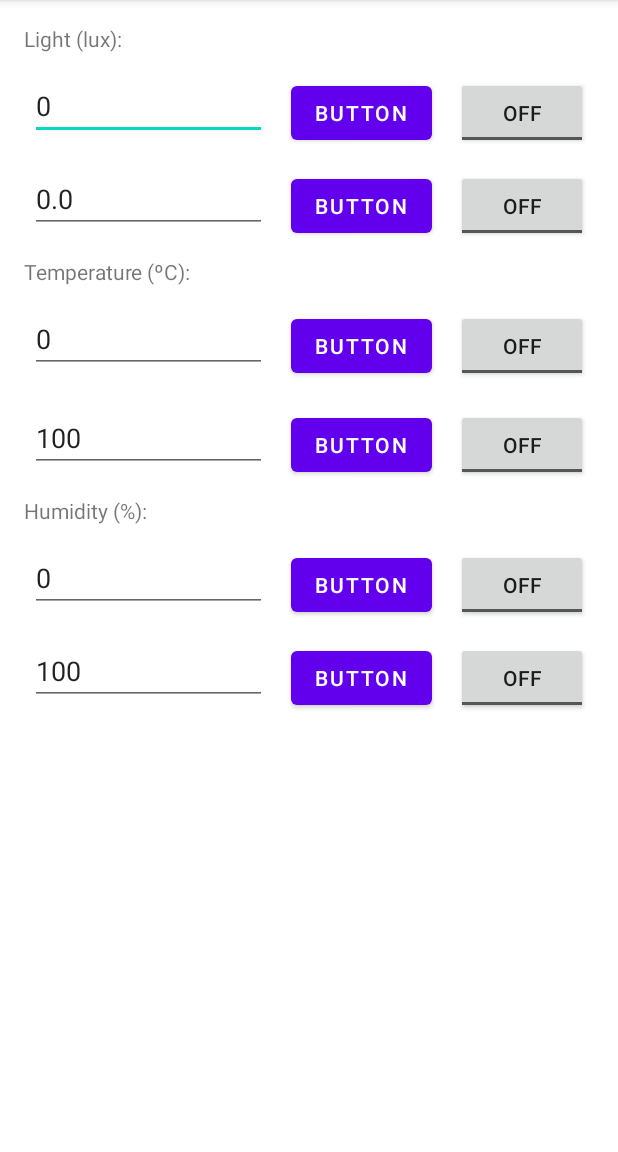
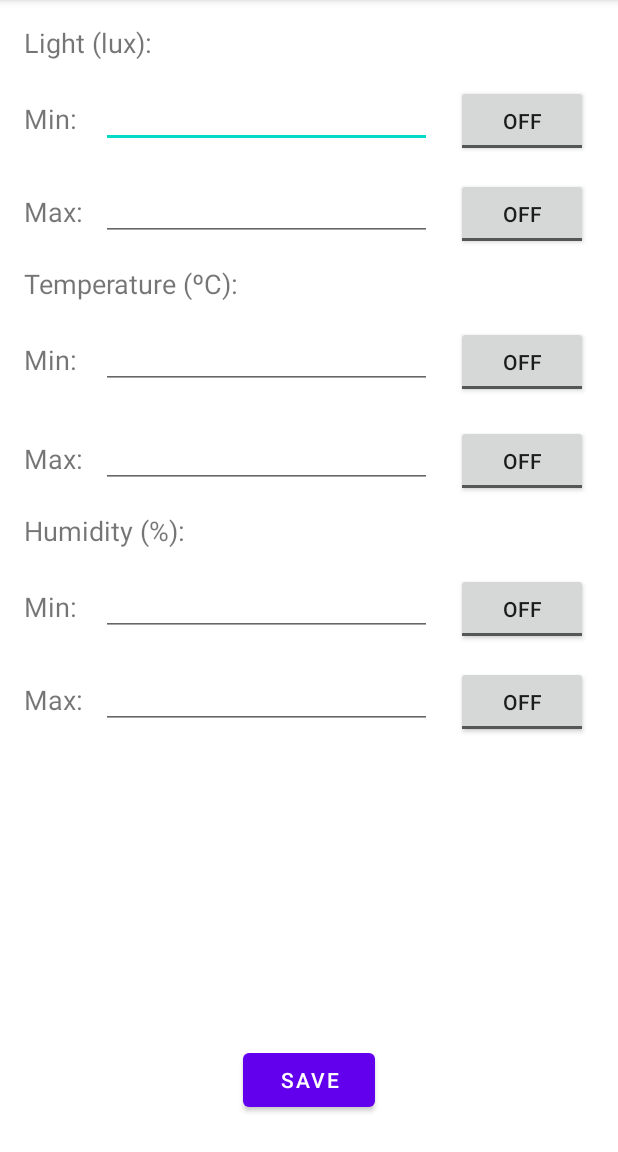
Before and after one commit to Francisco-Mendes-96529/ist-atm, an Android app: the screen it shows after launch (AlarmActivity), after a tap on "BUTTON", on a phone screen of 412 x 824 dp, the part 84-1236 px from its top. Run offline under Robolectric (Android 15) with nearby library versions, the phone set to English and light mode, and no system bars; 1 statement that could not run was skipped.

Commit message:
aula
telemovel todo bugado hehe

```diff
--- a/project1/app/src/main/java/com/example/project1/AlarmActivity.java
+++ b/project1/app/src/main/java/com/example/project1/AlarmActivity.java
@@ -3,38 +3,50 @@ package com.example.project1;
 import androidx.appcompat.app.AppCompatActivity;
 
 import android.os.Bundle;
+import android.view.View;
+import android.widget.CompoundButton;
 import android.widget.EditText;
+import android.widget.ToggleButton;
 
 import java.io.FileInputStream;
+import java.io.FileOutputStream;
 import java.io.IOException;
 
 public class AlarmActivity extends AppCompatActivity {
-
-
+private static final int[] id_button_array = {R.id.toggleButton_min_light,R.id.toggleButton_max_light,R.id.toggleButton_min_temperature,R.id.toggleButton_max_temperature,R.id.toggleButton_min_humidity,R.id.toggleButton_max_humidity};
+private static final int[] id_text_array = {R.id.lightbotalarm,R.id.lighttopalarm,R.id.temperaturebotalarm,R.id.temperaturetopalarm,R.id.humiditybotalarm,R.id.humiditytopalarm};
 
     @Override
     protected void onCreate(Bundle savedInstanceState) {
         super.onCreate(savedInstanceState);
         setContentView(R.layout.activity_alarm);
 
-        EditText test = findViewById(R.id.lightbotalarm);
-        test.setText(MainActivity.lightBotThreshold);
+        for(int i=0; i<6; i++){
+            ToggleButton toggle = (ToggleButton) findViewById(id_button_array[i]);
+            int finalI = i*2+1;
+            toggle.setOnCheckedChangeListener(new CompoundButton.OnCheckedChangeListener() {
+                public void onCheckedChanged(CompoundButton buttonView, boolean isChecked) {
+                    MainActivity.Alarm_array[finalI]= String.valueOf(isChecked);
+                    saveFile(toggle);
+                }
+            });
+        }
+    }
 
-        test = findViewById(R.id.lighttopalarm);
-        test.setText(MainActivity.lightTopThreshold);
-
-        test = findViewById(R.id.temperaturebotalarm);
-        test.setText(MainActivity.temperatureBotThreshold);
-
-        test = findViewById(R.id.temperaturetopalarm);
-        test.setText(MainActivity.temperatureTopThreshold);
-
-        test = findViewById(R.id.humiditybotalarm);
-        test.setText(MainActivity.humidityBotThreshold);
-
-        test = findViewById(R.id.humiditytopalarm);
-        test.setText(MainActivity.humidityTopThreshold);
-
-
+    public void saveFile(View view) {
+        for (int i=0; i<6; i++){
+            EditText editText = findViewById(id_text_array[i]);
+            int finalI = i*2;
+            MainActivity.Alarm_array[finalI] = String.valueOf(editText.getText());
+        }
+        try (FileOutputStream fos = new FileOutputStream(MainActivity.alarmFile)) {
+            StringBuilder contents = new StringBuilder();
+            for(int i=0; i<12; i++){
+                contents.append(MainActivity.Alarm_array[i]).append("\n");
+            }
+            fos.write(contents.toString().getBytes());
+        } catch (IOException e) {
+            e.printStackTrace();
+        }
     }
 }
--- a/project1/app/src/main/java/com/example/project1/MainActivity.java
+++ b/project1/app/src/main/java/com/example/project1/MainActivity.java
@@ -48,6 +48,8 @@ public class MainActivity extends AppCompatActivity implements SensorEventListen
     protected static String temperatureBotFlag = "";
     protected static String humidityTopFlag = "";
     protected static String humidityBotFlag = "";
+    protected static final String[] Alarm_array = {"0","false","1","false","0","false","1","false","0","false","1","false"};//{lightBotThreshold,lightBotFlag,lightTopThreshold,lightTopFlag,temperatureBotThreshold,temperatureBotFlag,temperatureTopThreshold,temperatureTopFlag,humidityBotThreshold,humidityBotFlag,humidityTopThreshold,humidityTopFlag};
+
 
 
     @Override
@@ -78,13 +80,20 @@ public class MainActivity extends AppCompatActivity implements SensorEventListen
             }
             String bytesString = new String(bytes);
             String[] alarms = bytesString.split("\n");
-            /////////////////////////////////////////////////// assign values to the strings
+
+            for(int i=0; i<12; i++){
+                Alarm_array[i]=alarms[i];
+            }
+
         }
         else {
             // Create file
             try (FileOutputStream fos = new FileOutputStream(alarmFile)) {
-                String contents = ""; // write the structure of the file
-                fos.write(contents.getBytes());
+                StringBuilder contents = new StringBuilder();
+                for(int i=0; i<12; i++){
+                    contents.append(Alarm_array[i]).append("\n");
+                }
+                fos.write(contents.toString().getBytes());
             } catch (IOException e) {
                 e.printStackTrace();
             }
--- a/project1/app/src/main/res/layout/activity_alarm.xml
+++ b/project1/app/src/main/res/layout/activity_alarm.xml
@@ -6,191 +6,159 @@
     android:layout_height="match_parent"
     tools:context=".AlarmActivity">
 
+    <TextView
+        android:id="@+id/textView8"
+        android:layout_width="wrap_content"
+        android:layout_height="wrap_content"
+        android:layout_marginStart="16dp"
+        android:text="@string/min"
+        android:textSize="18sp"
+        app:layout_constraintBaseline_toBaselineOf="@+id/temperaturebotalarm"
+        app:layout_constraintStart_toStartOf="parent" />
+
     <EditText
         android:id="@+id/lightbotalarm"
         android:layout_width="0dp"
         android:layout_height="42dp"
-        android:layout_marginStart="20dp"
+        android:layout_marginStart="16dp"
         android:layout_marginTop="16dp"
         android:layout_marginEnd="16dp"
         android:ems="10"
         android:inputType="numberDecimal"
-        app:layout_constraintEnd_toStartOf="@+id/button"
-        app:layout_constraintStart_toStartOf="parent"
+        app:layout_constraintEnd_toStartOf="@+id/toggleButton_min_light"
+        app:layout_constraintStart_toEndOf="@+id/textView2"
         app:layout_constraintTop_toBottomOf="@+id/textView3" />
 
     <EditText
         android:id="@+id/lighttopalarm"
         android:layout_width="0dp"
         android:layout_height="42dp"
-        android:layout_marginStart="20dp"
+        android:layout_marginStart="16dp"
         android:layout_marginTop="20dp"
         android:layout_marginEnd="16dp"
         android:ems="10"
         android:inputType="numberDecimal"
-        app:layout_constraintEnd_toStartOf="@+id/button7"
-        app:layout_constraintStart_toStartOf="parent"
+        app:layout_constraintEnd_toStartOf="@+id/toggleButton_max_light"
+        app:layout_constraintStart_toEndOf="@+id/textView2"
         app:layout_constraintTop_toBottomOf="@+id/lightbotalarm" />
 
     <Button
-        android:id="@+id/button"
+        android:id="@+id/save_button"
         android:layout_width="wrap_content"
         android:layout_height="wrap_content"
-        android:layout_marginEnd="16dp"
-        android:text="Button"
-        app:layout_constraintBaseline_toBaselineOf="@+id/lightbotalarm"
-        app:layout_constraintEnd_toStartOf="@+id/toggleButton" />
+        android:layout_marginBottom="24dp"
+        android:onClick="saveFile"
+        android:text="@string/save"
+        app:layout_constraintBottom_toBottomOf="parent"
+        app:layout_constraintEnd_toEndOf="parent"
+        app:layout_constraintStart_toStartOf="parent" />
 
     <EditText
         android:id="@+id/temperaturebotalarm"
         android:layout_width="0dp"
         android:layout_height="42dp"
-        android:layout_marginStart="20dp"
+        android:layout_marginStart="16dp"
         android:layout_marginTop="16dp"
         android:layout_marginEnd="16dp"
         android:ems="10"
         android:inputType="numberSigned|numberDecimal"
-        app:layout_constraintEnd_toStartOf="@+id/button4"
-        app:layout_constraintStart_toStartOf="parent"
+        app:layout_constraintEnd_toStartOf="@+id/toggleButton_min_temperature"
+        app:layout_constraintStart_toEndOf="@+id/textView8"
         app:layout_constraintTop_toBottomOf="@+id/textView6" />
 
     <EditText
         android:id="@+id/temperaturetopalarm"
         android:layout_width="0dp"
         android:layout_height="42dp"
-        android:layout_marginStart="20dp"
+        android:layout_marginStart="16dp"
         android:layout_marginTop="24dp"
         android:layout_marginEnd="16dp"
         android:ems="10"
         android:inputType="numberSigned|numberDecimal"
-        app:layout_constraintEnd_toStartOf="@+id/button8"
-        app:layout_constraintStart_toStartOf="parent"
+        app:layout_constraintEnd_toStartOf="@+id/toggleButton_max_temperature"
+        app:layout_constraintStart_toEndOf="@+id/textView8"
         app:layout_constraintTop_toBottomOf="@+id/temperaturebotalarm" />
 
     <EditText
         android:id="@+id/humiditybotalarm"
         android:layout_width="0dp"
         android:layout_height="42dp"
-        android:layout_marginStart="20dp"
+        android:layout_marginStart="16dp"
         android:layout_marginTop="16dp"
         android:layout_marginEnd="16dp"
         android:ems="10"
         android:inputType="numberDecimal"
-        app:layout_constraintEnd_toStartOf="@+id/button9"
-        app:layout_constraintStart_toStartOf="parent"
+        app:layout_constraintEnd_toStartOf="@+id/toggleButton_min_humidity"
+        app:layout_constraintStart_toEndOf="@+id/textView9"
         app:layout_constraintTop_toBottomOf="@+id/textView7" />
-
-    <Button
-        android:id="@+id/button10"
-        android:layout_width="wrap_content"
-        android:layout_height="wrap_content"
-        android:layout_marginEnd="16dp"
-        android:text="Button"
-        app:layout_constraintBaseline_toBaselineOf="@+id/humiditytopalarm"
-        app:layout_constraintEnd_toStartOf="@+id/toggleButton6" />
 
     <EditText
         android:id="@+id/humiditytopalarm"
         android:layout_width="0dp"
         android:layout_height="42dp"
-        android:layout_marginStart="20dp"
+        android:layout_marginStart="16dp"
         android:layout_marginTop="20dp"
         android:layout_marginEnd="16dp"
         android:ems="10"
         android:inputType="numberDecimal"
-        app:layout_constraintEnd_toStartOf="@+id/button10"
-        app:layout_constraintStart_toStartOf="parent"
+        app:layout_constraintEnd_toStartOf="@+id/toggleButton_max_humidity"
+        app:layout_constraintStart_toEndOf="@+id/textView9"
         app:layout_constraintTop_toBottomOf="@+id/humiditybotalarm" />
 
-    <Button
-        android:id="@+id/button9"
-        android:layout_width="wrap_content"
-        android:layout_height="wrap_content"
-        android:layout_marginEnd="16dp"
-        android:text="Button"
-        app:layout_constraintBaseline_toBaselineOf="@+id/humiditybotalarm"
-        app:layout_constraintEnd_toStartOf="@+id/toggleButton5" />
-
     <ToggleButton
-        android:id="@+id/toggleButton6"
+        android:id="@+id/toggleButton_max_humidity"
         android:layout_width="wrap_content"
         android:layout_height="wrap_content"
         android:layout_marginEnd="20dp"
         android:text="ToggleButton"
-        app:layout_constraintBaseline_toBaselineOf="@+id/button10"
+        app:layout_constraintBaseline_toBaselineOf="@+id/humiditytopalarm"
         app:layout_constraintEnd_toEndOf="parent" />
 
     <ToggleButton
-        android:id="@+id/toggleButton5"
+        android:id="@+id/toggleButton_min_humidity"
         android:layout_width="wrap_content"
         android:layout_height="wrap_content"
         android:layout_marginEnd="20dp"
         android:text="ToggleButton"
-        app:layout_constraintBaseline_toBaselineOf="@+id/button9"
+        app:layout_constraintBaseline_toBaselineOf="@+id/humiditybotalarm"
         app:layout_constraintEnd_toEndOf="parent" />
 
     <ToggleButton
-        android:id="@+id/toggleButton4"
+        android:id="@+id/toggleButton_max_temperature"
         android:layout_width="wrap_content"
         android:layout_height="wrap_content"
         android:layout_marginEnd="20dp"
         android:text="ToggleButton"
-        app:layout_constraintBaseline_toBaselineOf="@+id/button8"
+        app:layout_constraintBaseline_toBaselineOf="@+id/temperaturetopalarm"
         app:layout_constraintEnd_toEndOf="parent" />
 
-    <Button
-        android:id="@+id/button8"
-        android:layout_width="wrap_content"
-        android:layout_height="wrap_content"
-        android:layout_marginEnd="16dp"
-        android:text="Button"
-        app:layout_constraintBaseline_toBaselineOf="@+id/temperaturetopalarm"
-        app:layout_constraintEnd_toStartOf="@+id/toggleButton4" />
-
     <ToggleButton
-        android:id="@+id/toggleButton3"
+        android:id="@+id/toggleButton_min_temperature"
         android:layout_width="88dp"
         android:layout_height="wrap_content"
         android:layout_marginEnd="20dp"
         android:text="ToggleButton"
-        app:layout_constraintBaseline_toBaselineOf="@+id/button4"
+        app:layout_constraintBaseline_toBaselineOf="@+id/temperaturebotalarm"
         app:layout_constraintEnd_toEndOf="parent" />
 
-    <Button
-        android:id="@+id/button4"
+    <ToggleButton
+        android:id="@+id/toggleButton_min_light"
         android:layout_width="wrap_content"
         android:layout_height="wrap_content"
-        android:layout_marginEnd="16dp"
-        android:text="Button"
-        app:layout_constraintBaseline_toBaselineOf="@+id/temperaturebotalarm"
-        app:layout_constraintEnd_toStartOf="@+id/toggleButton3" />
+        android:layout_marginEnd="20dp"
+        android:checked="false"
+        android:text="ToggleButton"
+        app:layout_constraintBaseline_toBaselineOf="@+id/lightbotalarm"
+        app:layout_constraintEnd_toEndOf="parent" />
 
     <ToggleButton
-        android:id="@+id/toggleButton"
+        android:id="@+id/toggleButton_max_light"
         android:layout_width="wrap_content"
         android:layout_height="wrap_content"
         android:layout_marginEnd="20dp"
         android:text="ToggleButton"
-        app:layout_constraintBaseline_toBaselineOf="@+id/button"
+        app:layout_constraintBaseline_toBaselineOf="@+id/lighttopalarm"
         app:layout_constraintEnd_toEndOf="parent" />
-
-    <ToggleButton
-        android:id="@+id/toggleButton2"
-        android:layout_width="wrap_content"
-        android:layout_height="wrap_content"
-        android:layout_marginEnd="20dp"
-        android:text="ToggleButton"
-        app:layout_constraintBaseline_toBaselineOf="@+id/button7"
-        app:layout_constraintEnd_toEndOf="parent" />
-
-    <Button
-        android:id="@+id/button7"
-        android:layout_width="wrap_content"
-        android:layout_height="wrap_content"
-        android:layout_marginEnd="16dp"
-        android:text="Button"
-        app:layout_constraintBaseline_toBaselineOf="@+id/lighttopalarm"
-        app:layout_constraintEnd_toStartOf="@+id/toggleButton2" />
 
     <TextView
         android:id="@+id/textView3"
@@ -199,6 +167,7 @@
         android:layout_marginStart="16dp"
         android:layout_marginTop="16dp"
         android:text="@string/lux_placeholder"
+        android:textSize="18sp"
         app:layout_constraintStart_toStartOf="parent"
         app:layout_constraintTop_toTopOf="parent" />
 
@@ -209,6 +178,7 @@
         android:layout_marginStart="16dp"
         android:layout_marginTop="16dp"
         android:text="@string/temperature_placeholder"
+        android:textSize="18sp"
         app:layout_constraintStart_toStartOf="parent"
         app:layout_constraintTop_toBottomOf="@+id/lighttopalarm" />
 
@@ -219,7 +189,58 @@
         android:layout_marginStart="16dp"
         android:layout_marginTop="16dp"
         android:text="@string/humidity_placeholder"
+        android:textSize="18sp"
         app:layout_constraintStart_toStartOf="parent"
         app:layout_constraintTop_toBottomOf="@+id/temperaturetopalarm" />
 
+    <TextView
+        android:id="@+id/textView2"
+        android:layout_width="wrap_content"
+        android:layout_height="wrap_content"
+        android:layout_marginStart="16dp"
+        android:text="@string/min"
+        android:textSize="18sp"
+        app:layout_constraintBaseline_toBaselineOf="@+id/lightbotalarm"
+        app:layout_constraintStart_toStartOf="parent" />
+
+    <TextView
+        android:id="@+id/textView10"
+        android:layout_width="wrap_content"
+        android:layout_height="wrap_content"
+        android:layout_marginStart="16dp"
+        android:text="@string/max"
+        android:textSize="18sp"
+        app:layout_constraintBaseline_toBaselineOf="@+id/lighttopalarm"
+        app:layout_constraintStart_toStartOf="parent" />
+
+    <TextView
+        android:id="@+id/textView11"
+        android:layout_width="wrap_content"
+        android:layout_height="wrap_content"
+        android:layout_marginStart="16dp"
+        android:text="@string/max"
+        android:textSize="18sp"
+        app:layout_constraintBaseline_toBaselineOf="@+id/temperaturetopalarm"
+        app:layout_constraintStart_toStartOf="parent" />
+
+    <TextView
+        android:id="@+id/textView12"
+        android:layout_width="wrap_content"
+        android:layout_height="wrap_content"
+        android:layout_marginStart="16dp"
+        android:text="@string/max"
+        android:textSize="18sp"
+        app:layout_constraintBaseline_toBaselineOf="@+id/humiditytopalarm"
+        app:layout_constraintStart_toStartOf="parent" />
+
+    <TextView
+        android:id="@+id/textView9"
+        android:layout_width="wrap_content"
+        android:layout_height="wrap_content"
+        android:layout_marginStart="16dp"
+        android:text="@string/min"
+        android:textSize="18sp"
+        app:layout_constraintBaseline_toBaselineOf="@+id/humiditybotalarm"
+        app:layout_constraintStart_toStartOf="parent" />
+
 </androidx.constraintlayout.widget.ConstraintLayout>
--- a/project1/app/src/main/res/values/strings.xml
+++ b/project1/app/src/main/res/values/strings.xml
@@ -4,5 +4,9 @@
     <string name="temperature_placeholder">Temperature (ºC):</string>
     <string name="humidity_placeholder">Humidity (%):</string>
     <string name="active">Active</string>
+    <string name="min">Min:</string>
+    <string name="max">Max:</string>
+    <string name="save">Save</string>
+
 
 </resources>
```
